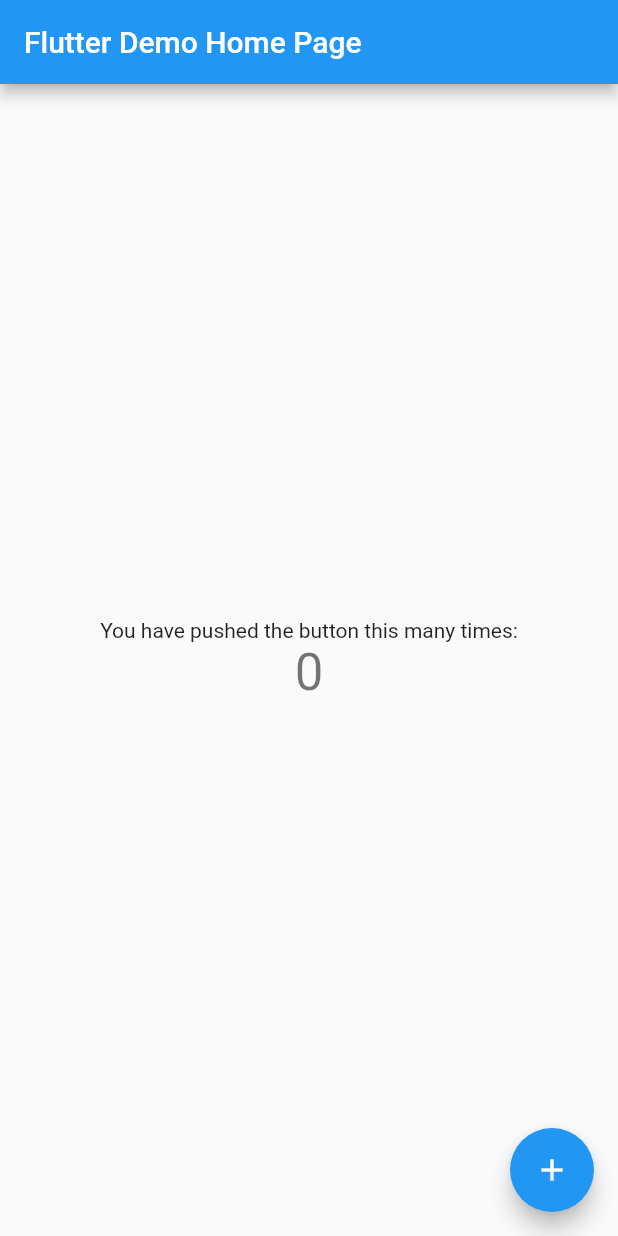
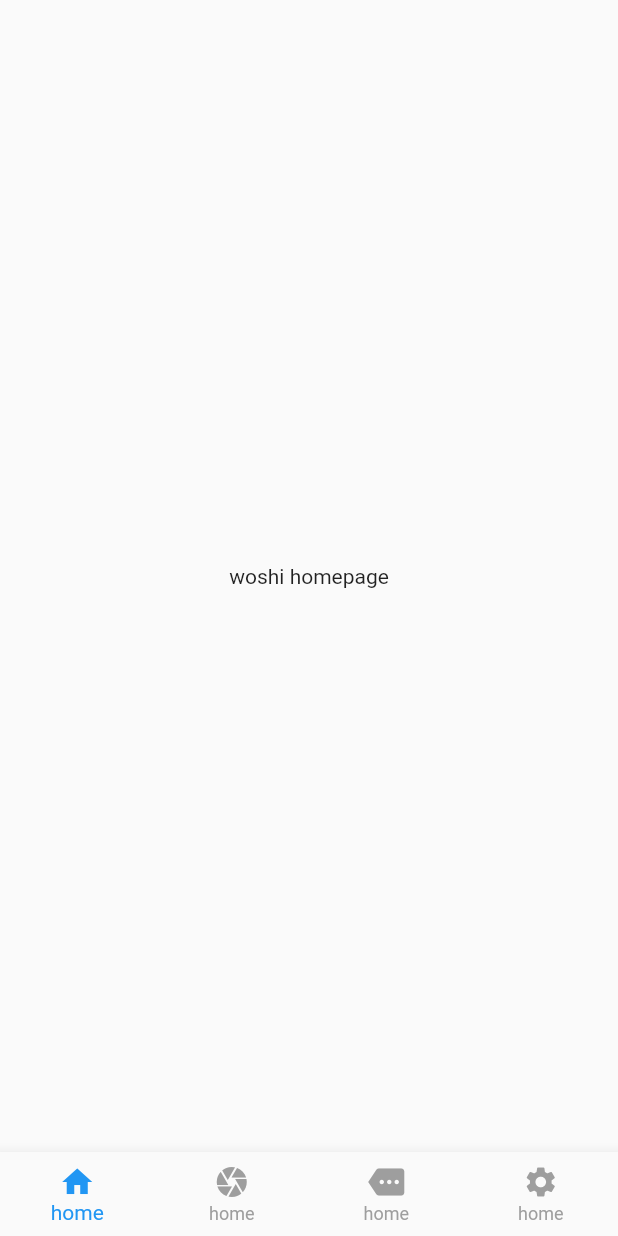
Before and after one commit to yuanteng666/flutter_ctrip, a Flutter app: the screen it shows after launch, on a phone screen of 412 x 824 dp. Run offline on Flutter 3.47's test engine with Material 2 defaults, Android fonts, the phone set to English and light mode, and no system bars.

Commit message:
feat: 搭建主页tab

```diff
--- a/lib/main.dart
+++ b/lib/main.dart
@@ -1,5 +1,5 @@
 import 'package:flutter/material.dart';
-
+import 'tabNavigation/tabNavigation.dart';
 void main() {
   runApp(const MyApp());
 }
@@ -13,18 +13,9 @@
     return MaterialApp(
       title: 'Flutter Demo',
       theme: ThemeData(
-        // This is the theme of your application.
-        //
-        // Try running your application with "flutter run". You'll see the
-        // application has a blue toolbar. Then, without quitting the app, try
-        // changing the primarySwatch below to Colors.green and then invoke
-        // "hot reload" (press "r" in the console where you ran "flutter run",
-        // or simply save your changes to "hot reload" in a Flutter IDE).
-        // Notice that the counter didn't reset back to zero; the application
-        // is not restarted.
         primarySwatch: Colors.blue,
       ),
-      home: const MyHomePage(title: 'Flutter Demo Home Page'),
+      home: const TabNavigation(),
     );
   }
 }
--- /dev/null
+++ b/lib/pages/HomePage.dart
@@ -0,0 +1,13 @@
+import 'package:flutter/material.dart';
+
+class HomePage extends StatelessWidget{
+  const HomePage({super.key});
+
+  @override
+  Widget build(BuildContext context) {
+    // TODO: implement build
+    return const Center(
+      child: Text("woshi homepage"),
+    );
+  }
+}
--- /dev/null
+++ b/lib/tabNavigation/tabNavigation.dart
@@ -0,0 +1,62 @@
+import 'package:flutter/material.dart';
+import 'package:flutter_ctrip/pages/HomePage.dart';
+import 'package:flutter_ctrip/pages/PhotoPage.dart';
+import 'package:flutter_ctrip/pages/UserCenter.dart';
+
+class TabNavigation extends StatefulWidget{
+  const TabNavigation({super.key});
+
+  @override
+  State<TabNavigation> createState() {
+    // TODO: implement createState
+    return _TabNavigationState();
+  }
+}
+
+class _TabNavigationState extends State<TabNavigation>{
+  int _currentIndex = 0;
+  final PageController _pageController = PageController();
+
+  @override
+  Widget build(BuildContext context) {
+    // TODO: implement build
+    return Scaffold(
+      bottomNavigationBar: BottomNavigationBar(
+        currentIndex: _currentIndex,
+        type: BottomNavigationBarType.fixed,
+        items:  const [
+          BottomNavigationBarItem(icon: Icon(Icons.home),label: "home"),
+          BottomNavigationBarItem(icon: Icon(Icons.camera),label: "home"),
+          BottomNavigationBarItem(icon: Icon(Icons.more),label: "home"),
+          BottomNavigationBarItem(icon: Icon(Icons.settings),label: "home")
+        ],
+        selectedItemColor:Colors.blue ,
+        unselectedItemColor: Colors.grey,
+        onTap: _onItemTapped
+      ),
+      body: PageView(
+        controller: _pageController,
+        onPageChanged: _onPageChanged,
+        children: const [
+          HomePage(),
+          PhotoPage(),
+          PhotoPage(),
+          UserCenterPage()
+        ],
+      ),
+    );
+  }
+
+  void _onItemTapped(int index){
+    setState(() {
+      _currentIndex = index;
+      _pageController.jumpToPage(index);
+    });
+  }
+
+  void _onPageChanged(int index){
+    setState(() {
+      _currentIndex = index;
+    });
+  }
+}
```
Also changed, not shown: lib/pages/PhotoPage.dart (added, +18 -0 lines), lib/pages/UserCenter.dart (added, +13 -0 lines).
